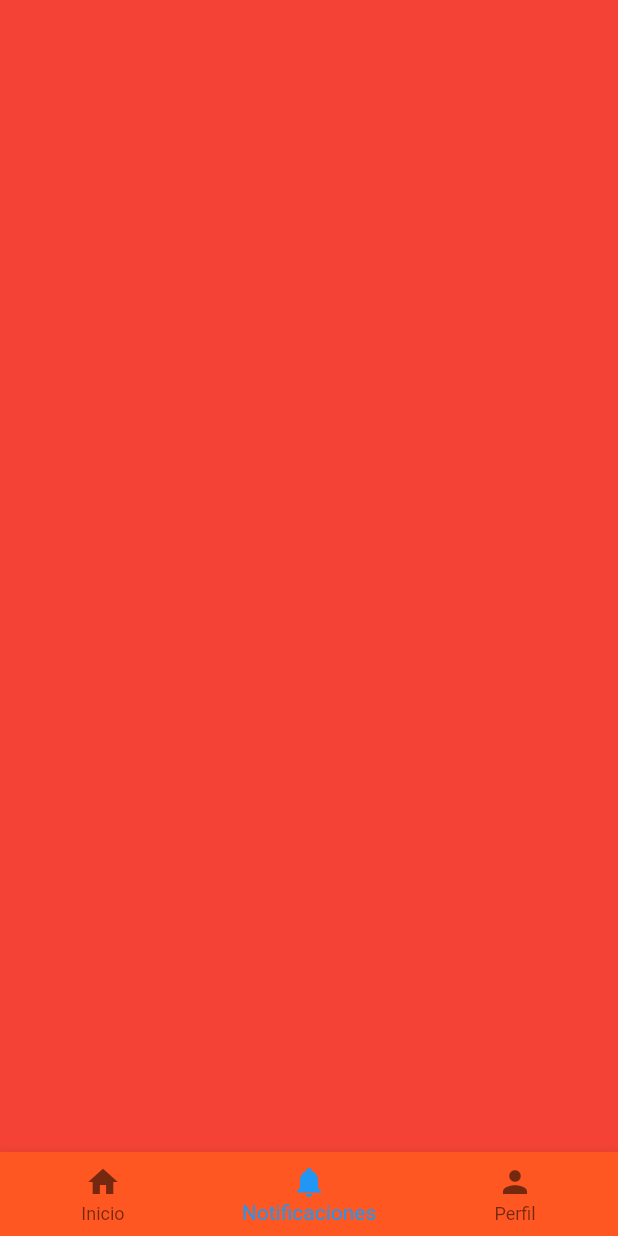
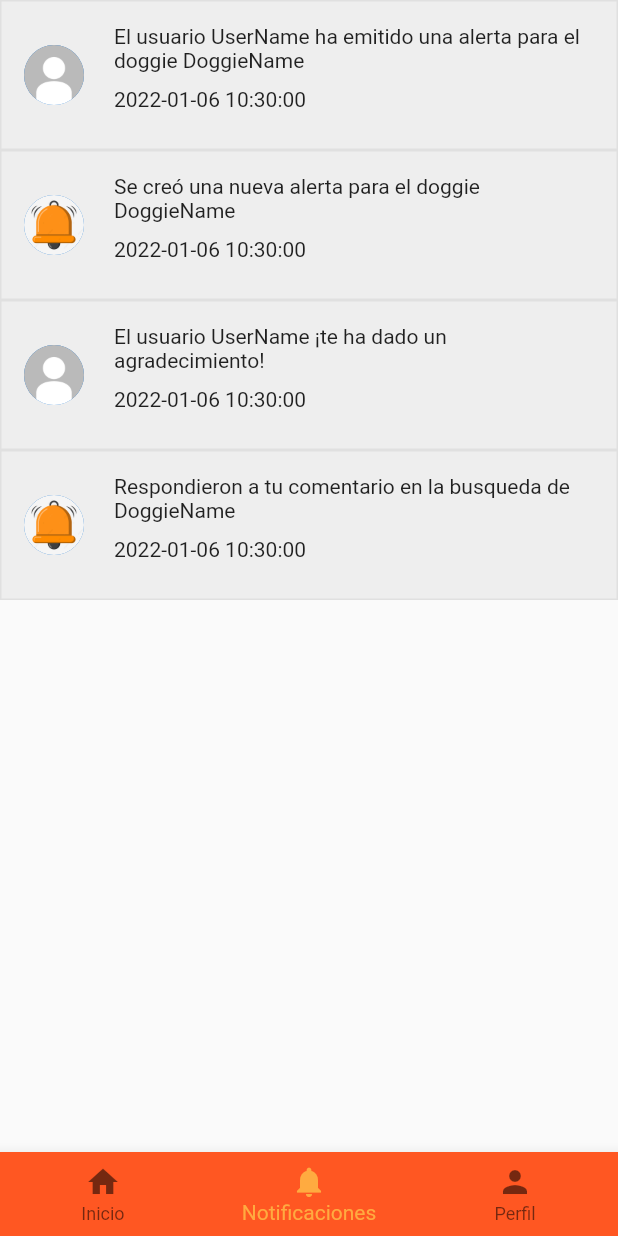
Before and after one commit to JoseHerCast/patitasACasa, a Flutter app: the PatitasACasa screen opened directly, item 2 of the bottom bar chosen, on a phone screen of 412 x 824 dp. Run offline on Flutter 3.47's test engine with Material 2 defaults, Android fonts, the light colour scheme and no system bars; our stand-ins replace cloud_firestore, firebase_auth, firebase_core, firebase_storage, flutter_local_notifications, flutter_login and 3 more; accounts and stored records are empty.

Commit message:
primer concepto terminado, agregada la pantalla de notifiaciones

```diff
--- a/lib/patitas_a_casa.dart
+++ b/lib/patitas_a_casa.dart
@@ -40,6 +40,7 @@ class _PatitasACasaState extends State<PatitasACasa> {
           primaryColor: Colors.purple,
         ),
         child: BottomNavigationBar(
+          selectedItemColor: Colors.orangeAccent,
           //Acción
           onTap: (int index) {
             setState(() {
--- a/lib/screens/notifications.dart
+++ b/lib/screens/notifications.dart
@@ -1,12 +1,92 @@
 import 'package:flutter/material.dart';
+import 'package:intl/intl.dart';
 
 class Notifications extends StatelessWidget {
   const Notifications({Key? key}) : super(key: key);
 
   @override
   Widget build(BuildContext context) {
-    return Container(
-      color: Colors.red,
+    return ListView(
+      children: [
+        Column(
+          children: [
+            NotificationCard(
+              message:
+                  "El usuario UserName ha emitido una alerta para el doggie DoggieName",
+              image: AssetImage("assets/img/default.jpeg"),
+            ),
+            NotificationCard(
+              message: "Se creó una nueva alerta para el doggie DoggieName",
+              image: AssetImage("assets/img/notification.jpg"),
+            ),
+            NotificationCard(
+              message: "El usuario UserName ¡te ha dado un agradecimiento!",
+              image: AssetImage("assets/img/default.jpeg"),
+            ),
+            NotificationCard(
+              message:
+                  "Respondieron a tu comentario en la busqueda de DoggieName",
+              image: AssetImage("assets/img/notification.jpg"),
+            ),
+          ],
+        ),
+      ],
     );
   }
 }
+
+class NotificationCard extends StatelessWidget {
+  const NotificationCard({
+    required this.message,
+    required this.image,
+    Key? key,
+  }) : super(key: key);
+
+  final String message;
+  final AssetImage image;
+
+  @override
+  Widget build(BuildContext context) {
+    return Container(
+      decoration: BoxDecoration(
+        color: Colors.grey.shade200,
+        border: Border.all(
+          color: Colors.grey.shade300,
+          width: 1,
+        ),
+      ),
+      padding: const EdgeInsets.all(15.0),
+      child: Row(
+        mainAxisAlignment: MainAxisAlignment.spaceBetween,
+        children: [
+          CircleAvatar(
+            backgroundImage: image,
+          ),
+          Expanded(
+            child: Column(
+              crossAxisAlignment: CrossAxisAlignment.start,
+              children: [
+                Padding(
+                  padding: const EdgeInsets.only(
+                    left: 20,
+                  ),
+                  child: Text(message),
+                ),
+                Padding(
+                  padding: const EdgeInsets.only(
+                    top: 10.0,
+                    bottom: 10.0,
+                    left: 20,
+                  ),
+                  child: Text(
+                    DateFormat('yyyy-MM-DD hh:mm:ss').format(DateTime.now()),
+                  ),
+                ),
+              ],
+            ),
+          )
+        ],
+      ),
+    );
+  }
+}
--- a/pubspec.yaml
+++ b/pubspec.yaml
@@ -119,6 +119,7 @@ flutter:
     - assets/img/patitas.png
     - assets/img/default.jpeg
     - assets/img/default2.jpg
+    - assets/img/notification.jpg
 
   fonts:
     - family: Lato
```
Also changed, not shown: assets/img/notification.jpg (added), pubspec.lock.
